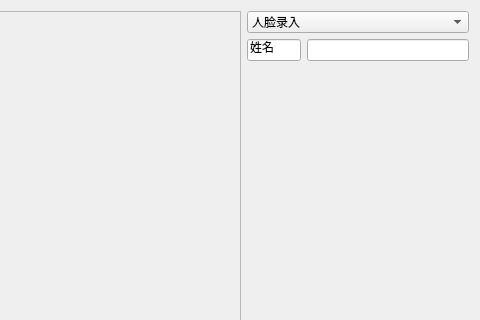
The window that MainWindow/FaceDetectSetting.ui (lsl0923/Version-Software) describes before a commit, drawn with Qt 5; both pictures show x 466 to 946 and y 0 to 320 of the 946 by 618 pixel window.
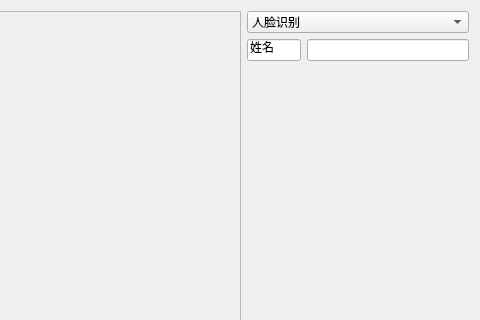
The same window after the commit.

```diff
--- a/MainWindow/FaceDetectSetting.ui
+++ b/MainWindow/FaceDetectSetting.ui
@@ -35,7 +35,7 @@
           <widget class="QComboBox" name="ToolType">
            <item>
             <property name="text">
-             <string>人脸录入</string>
+             <string>人脸识别</string>
             </property>
            </item>
            <item>
```
Left out of the diff: 2 changed lines with no effect on the pictures.
